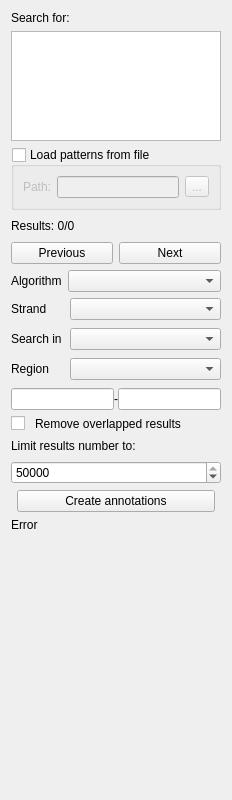
Before: the Qt Designer form src/corelibs/U2View/src/ov_sequence/find_pattern/ui/FindPatternForm.ui in violethaze74/ugene, drawn with Qt 5.
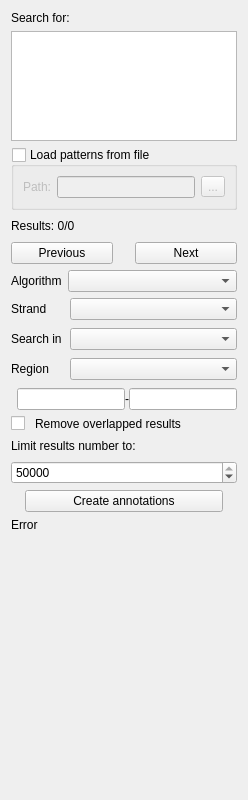
After: the same form once the commit is applied.

Commit message: UGENE-1678: other sequence view widgets resize

Diff of the .ui file:
```diff
--- a/src/corelibs/U2View/src/ov_sequence/find_pattern/ui/FindPatternForm.ui
+++ b/src/corelibs/U2View/src/ov_sequence/find_pattern/ui/FindPatternForm.ui
@@ -6,7 +6,7 @@
    <rect>
     <x>0</x>
     <y>0</y>
-    <width>232</width>
+    <width>248</width>
     <height>800</height>
    </rect>
   </property>
@@ -290,7 +290,7 @@
       <item row="1" column="1">
        <widget class="QComboBox" name="boxAlgorithm">
         <property name="sizePolicy">
-         <sizepolicy hsizetype="MinimumExpanding" vsizetype="Fixed">
+         <sizepolicy hsizetype="Expanding" vsizetype="Fixed">
           <horstretch>0</horstretch>
           <verstretch>0</verstretch>
          </sizepolicy>
@@ -356,7 +356,7 @@
         <item row="2" column="1">
          <widget class="QComboBox" name="boxRegion">
           <property name="sizePolicy">
-           <sizepolicy hsizetype="MinimumExpanding" vsizetype="Fixed">
+           <sizepolicy hsizetype="Expanding" vsizetype="Fixed">
             <horstretch>0</horstretch>
             <verstretch>0</verstretch>
            </sizepolicy>
@@ -381,7 +381,7 @@
         <item row="1" column="1">
          <widget class="QComboBox" name="boxSeqTransl">
           <property name="sizePolicy">
-           <sizepolicy hsizetype="MinimumExpanding" vsizetype="Fixed">
+           <sizepolicy hsizetype="Expanding" vsizetype="Fixed">
             <horstretch>0</horstretch>
             <verstretch>0</verstretch>
            </sizepolicy>
@@ -445,7 +445,7 @@
         <item row="0" column="1">
          <widget class="QComboBox" name="boxStrand">
           <property name="sizePolicy">
-           <sizepolicy hsizetype="MinimumExpanding" vsizetype="Fixed">
+           <sizepolicy hsizetype="Expanding" vsizetype="Fixed">
             <horstretch>0</horstretch>
             <verstretch>0</verstretch>
            </sizepolicy>
```
The commit also changes 4 other files.
